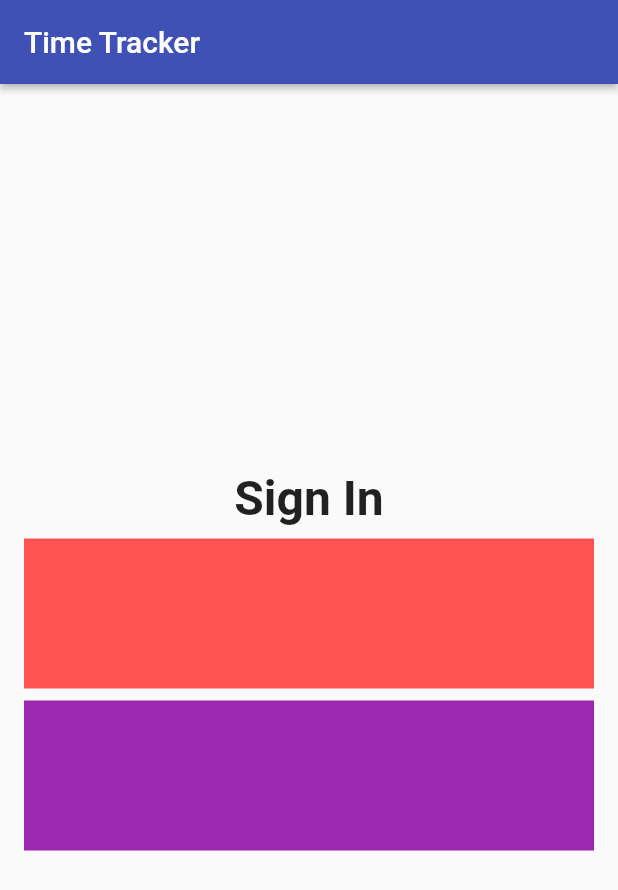
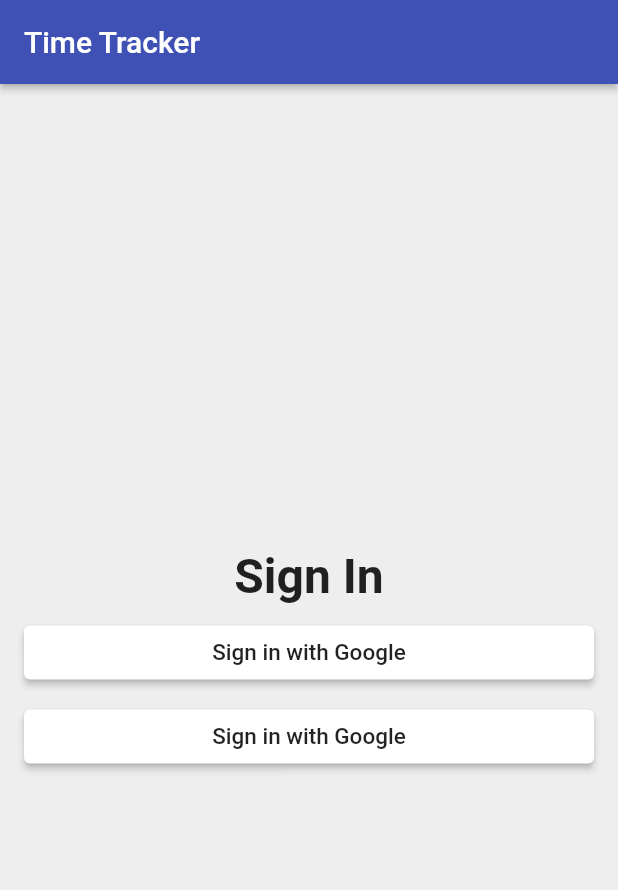
Before and after one commit to yasithWimukthi/time-tracker-app, a Flutter app: the screen it shows after launch, on a phone screen of 412 x 824 dp. Shown: the top 890 px of the screen. Run offline on Flutter 3.47's test engine with Material 2 defaults, Android fonts, the phone set to English and light mode, and no system bars.

Commit message:
Implement sign in page

```diff
--- a/lib/app/sign_in/sign_in_page.dart
+++ b/lib/app/sign_in/sign_in_page.dart
@@ -1,4 +1,5 @@
 import 'package:flutter/material.dart';
+import 'package:time_tracker_app/common_widgets/custom_raised_button.dart';
 
 class SignInPage extends StatelessWidget {
   @override
@@ -9,6 +10,7 @@ class SignInPage extends StatelessWidget {
         elevation: 2.0,
       ),
       body: _buildContent(),
+      backgroundColor: Colors.grey[200],
     );
   }
 
@@ -28,21 +30,27 @@ class SignInPage extends StatelessWidget {
             )
           ),
           SizedBox(height: 8.0),
-          Container(
-            color: Colors.redAccent,
-            child: SizedBox(
-              height: 100.0,
+          RaisedButton(
+            child: Text(
+                "Sign in with Google",
+                style: TextStyle(
+                  color: Colors.black87,
+                  fontSize:15.0,
+                )
             ),
+            color: Colors.white,
+            shape: RoundedRectangleBorder(
+              borderRadius: BorderRadius.all(
+                Radius.circular(4.0),
+              )
+            ),
+            onPressed: (){},
           ),
           SizedBox(height: 8.0),
-          Container(
-            color: Colors.purple,
-            child: SizedBox(
-              height: 100.0,
-            ),
-          ),
+          CustomRaisedButton(),
         ],
       ),
     );
   }
+
 }
--- /dev/null
+++ b/lib/common_widgets/custom_raised_button.dart
@@ -0,0 +1,23 @@
+import 'package:flutter/material.dart';
+
+class CustomRaisedButton extends StatelessWidget {
+  @override
+  Widget build(BuildContext context) {
+    return RaisedButton(
+      child: Text(
+          "Sign in with Google",
+          style: TextStyle(
+            color: Colors.black87,
+            fontSize:15.0,
+          )
+      ),
+      color: Colors.white,
+      shape: RoundedRectangleBorder(
+          borderRadius: BorderRadius.all(
+            Radius.circular(4.0),
+          )
+      ),
+      onPressed: (){},
+    );
+  }
+}
```
